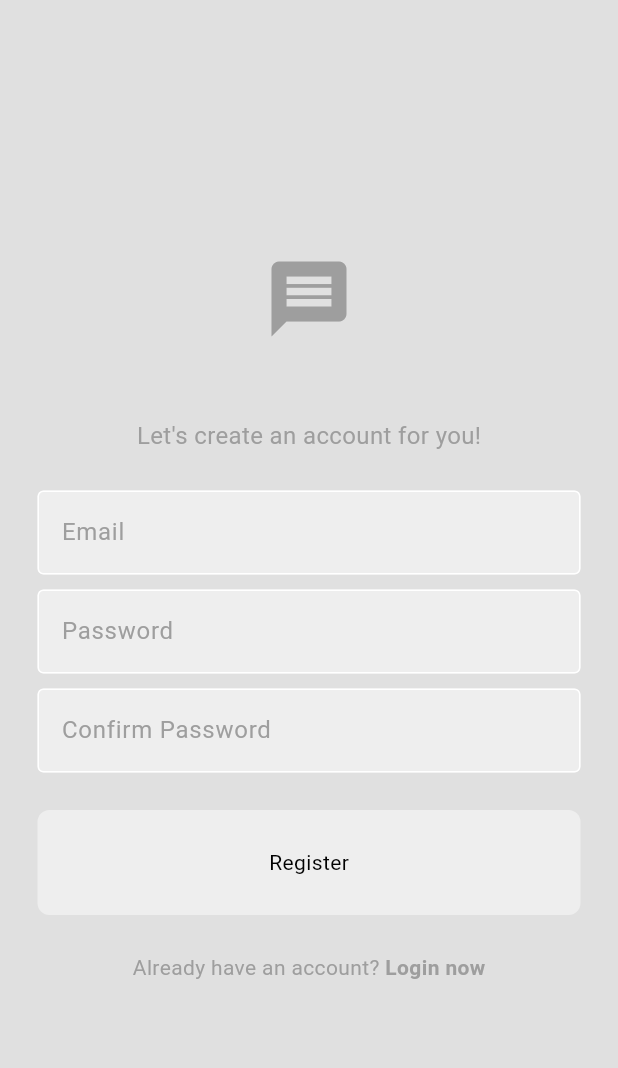
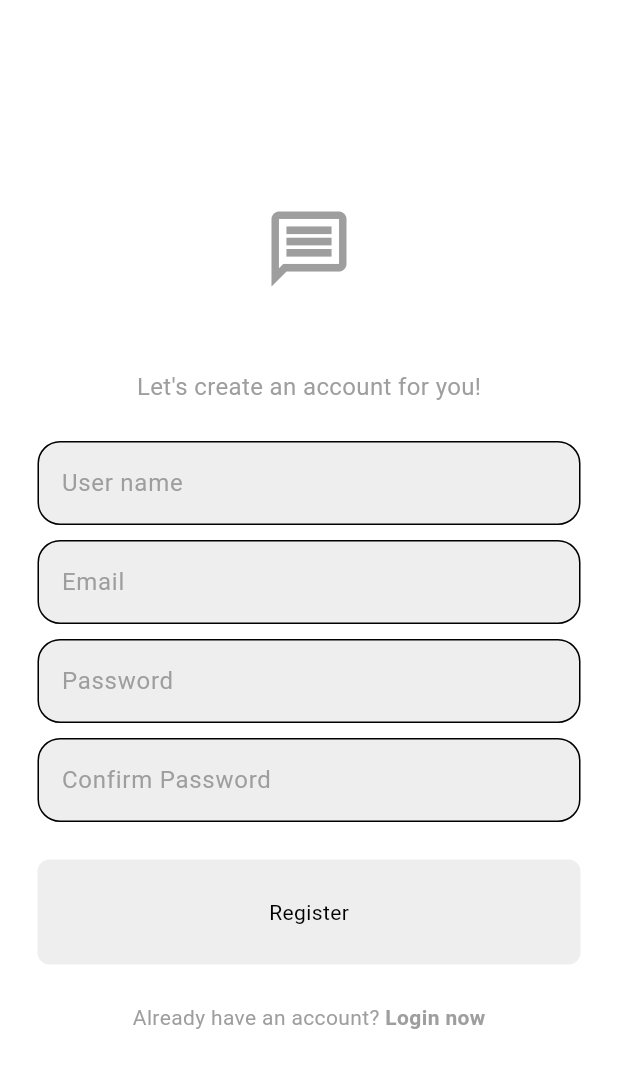
Before and after one commit to Thuan-13th/chatapp, a Flutter app: the screen it shows after launch, after a tap on "Not a member?", after a tap on "Register", on a phone screen of 412 x 824 dp. Shown: the top 1068 px of the screen. Run offline on Flutter 3.47's test engine with Material 3 defaults, Android fonts, the phone set to English and light mode, and no system bars; our stand-ins replace cloud_firestore, firebase_auth, firebase_core; accounts and stored records are empty; network calls fail.

```diff
--- a/lib/auth/auth_gate.dart
+++ /dev/null
@@ -1,28 +0,0 @@
-import 'package:chatapp/services/auth/login_or_register.dart';
-import 'package:chatapp/pages/home_page.dart';
-import 'package:firebase_auth/firebase_auth.dart';
-import 'package:flutter/material.dart';
-
-class AuthGate extends StatelessWidget {
-  const AuthGate({super.key});
-
-  @override
-  Widget build(BuildContext context) {
-    return Scaffold(
-      body: StreamBuilder(
-        stream: FirebaseAuth.instance.authStateChanges(),
-        builder: (context, snapshot) {
-          //user is logged in
-          if (snapshot.hasData) {
-            return HomePage();
-          }
-
-          //user is Not logged in
-          else {
-            return const LoginOrRegister();
-          }
-        },
-      ),
-    );
-  }
-}
--- a/lib/components/my_textfield.dart
+++ b/lib/components/my_textfield.dart
@@ -1,6 +1,6 @@
 import 'package:flutter/material.dart';
 
-class MyTextField extends StatelessWidget {
+class MyTextField extends StatefulWidget {
   final String hintText;
   final bool obscureText;
   final TextEditingController controller;
@@ -15,25 +15,35 @@ class MyTextField extends StatelessWidget {
   });
 
   @override
+  State<MyTextField> createState() => _MyTextFieldState();
+}
+
+class _MyTextFieldState extends State<MyTextField> {
+  @override
   Widget build(BuildContext context) {
     return Padding(
       padding: const EdgeInsets.symmetric(horizontal: 25.0),
       child: TextField(
-        obscureText: obscureText,
-        controller: controller,
-        focusNode: focusNode,
+        maxLines: widget.obscureText
+            ? 1
+            : null, // Ensure maxLines is 1 if obscureText is true
+        obscureText: widget.obscureText,
+        controller: widget.controller,
+        focusNode: widget.focusNode,
         decoration: InputDecoration(
-          enabledBorder: OutlineInputBorder(
-            borderSide:
-                BorderSide(color: Theme.of(context).colorScheme.tertiary),
+          border: OutlineInputBorder(
+            // borderSide:
+            //     BorderSide(color: Theme.of(context).colorScheme.tertiary),
+            borderRadius: BorderRadius.circular(15.0),
           ),
           focusedBorder: OutlineInputBorder(
-            borderSide:
-                BorderSide(color: Theme.of(context).colorScheme.primary),
+            // borderSide:
+            //     BorderSide(color: Theme.of(context).colorScheme.primary),
+            borderRadius: BorderRadius.circular(15.0),
           ),
           fillColor: Theme.of(context).colorScheme.secondary,
           filled: true,
-          hintText: hintText,
+          hintText: widget.hintText,
           hintStyle: TextStyle(color: Theme.of(context).colorScheme.primary),
         ),
       ),
--- a/lib/components/user_tile.dart
+++ b/lib/components/user_tile.dart
@@ -9,6 +9,8 @@ class UserTile extends StatelessWidget {
     required this.onTap,
   });
 
+  // hien thi tung nguoi dung mot
+
   @override
   Widget build(BuildContext context) {
     return GestureDetector(
@@ -19,7 +21,7 @@ class UserTile extends StatelessWidget {
           borderRadius: BorderRadius.circular(12),
         ),
         margin: const EdgeInsets.symmetric(vertical: 5, horizontal: 25),
-        padding: EdgeInsets.all(20),
+        padding: const EdgeInsets.all(20),
         child: Row(
           children: [
             //icon
--- a/lib/models/message.dart
+++ b/lib/models/message.dart
@@ -15,7 +15,7 @@ class Message {
     required this.timestamp,
   });
 
-  //convert to a map
+  //convert message to a map
   Map<String, dynamic> toMap() {
     return {
       'senderID': senderID,
--- a/lib/pages/login_page.dart
+++ b/lib/pages/login_page.dart
@@ -1,14 +1,13 @@
 import 'package:chatapp/services/auth/auth_service.dart';
 import 'package:chatapp/components/my_button.dart';
 import 'package:chatapp/components/my_textfield.dart';
-import 'package:flutter/cupertino.dart';
 import 'package:flutter/material.dart';
-import 'package:flutter/widgets.dart';
 
 class LoginPage extends StatelessWidget {
   //email va password text controllers
   final TextEditingController _emailController = TextEditingController();
   final TextEditingController _pwController = TextEditingController();
+  // final TextEditingController _usernameController = TextEditingController();
 
   //tap to go to register page
   final void Function()? onTap;
--- a/lib/pages/register_page.dart
+++ b/lib/pages/register_page.dart
@@ -2,15 +2,15 @@ import 'package:chatapp/services/auth/auth_service.dart';
 import 'package:chatapp/components/my_button.dart';
 import 'package:chatapp/components/my_textfield.dart';
 import 'package:flutter/material.dart';
-import 'package:flutter/widgets.dart';
 
 class RegisterPage extends StatelessWidget {
-//email va password text controllers
+  // Email và password text controllers
   final TextEditingController _emailController = TextEditingController();
   final TextEditingController _pwController = TextEditingController();
   final TextEditingController _confirmPController = TextEditingController();
+  final TextEditingController _usernameController = TextEditingController();
 
-  //tap to go to register page
+  // Ấn để chuyển sang trang đăng nhập
   final void Function()? onTap;
 
   RegisterPage({
@@ -18,36 +18,47 @@ class RegisterPage extends StatelessWidget {
     required this.onTap,
   });
 
-  // register method
-  void register(BuildContext context) {
-    //get auth service
+  // Register method
+  Future<void> register(BuildContext context) async {
+    // Get auth service
     final _auth = AuthService();
 
-    //password match ->create user
+    // Lưu trữ parent context
+    final parentContext = context;
 
+    // Check if passwords match
     if (_pwController.text == _confirmPController.text) {
       try {
-        _auth.signUpWithEmailPassword(
+        // Pass username to signUpWithEmailPassword
+        await _auth.signUpWithEmailPassword(
           _emailController.text,
           _pwController.text,
+          _usernameController.text,
         );
+
+        // Navigate to the next page after successful registration
+        Navigator.pop(parentContext);
       } catch (e) {
+        // Use a new build context for the dialog
+        WidgetsBinding.instance.addPostFrameCallback((_) {
           showDialog(
-          context: context,
+            context: parentContext,
             builder: (context) => AlertDialog(
               title: Text(e.toString()),
             ),
           );
+        });
       }
-    }
-    //password dont match -> tell user to fix
-    else {
+    } else {
+      // Use a new build context for the dialog
+      WidgetsBinding.instance.addPostFrameCallback((_) {
         showDialog(
-        context: context,
+          context: parentContext,
           builder: (context) => const AlertDialog(
-          title: Text("Password don't match!"),
+            title: Text("Passwords don't match!"),
           ),
         );
+      });
     }
   }
 
@@ -56,19 +67,20 @@ class RegisterPage extends StatelessWidget {
     return Scaffold(
       backgroundColor: Theme.of(context).colorScheme.background,
       body: Center(
+        child: SingleChildScrollView(
           child: Column(
             mainAxisAlignment: MainAxisAlignment.center,
             children: [
-            //Logo
+              // Logo
               Icon(
-              Icons.message,
+                Icons.message_outlined,
                 size: 60,
                 color: Theme.of(context).colorScheme.primary,
               ),
 
               const SizedBox(height: 50),
 
-            //Welcome back message
+              // Welcome back message
               Text(
                 "Let's create an account for you!",
                 style: TextStyle(
@@ -79,7 +91,16 @@ class RegisterPage extends StatelessWidget {
 
               const SizedBox(height: 25),
 
-            //Email textfield
+              // User name textfield
+              MyTextField(
+                hintText: "User name",
+                obscureText: false,
+                controller: _usernameController,
+              ),
+
+              const SizedBox(height: 10),
+
+              // Email textfield
               MyTextField(
                 hintText: "Email",
                 obscureText: false,
@@ -88,7 +109,7 @@ class RegisterPage extends StatelessWidget {
 
               const SizedBox(height: 10),
 
-            //pw textfield
+              // Password textfield
               MyTextField(
                 hintText: "Password",
                 obscureText: true,
@@ -97,7 +118,7 @@ class RegisterPage extends StatelessWidget {
 
               const SizedBox(height: 10),
 
-            //confirm pw textfield
+              // Confirm password textfield
               MyTextField(
                 hintText: "Confirm Password",
                 obscureText: true,
@@ -106,7 +127,7 @@ class RegisterPage extends StatelessWidget {
 
               const SizedBox(height: 25),
 
-            //Login button
+              // Register button
               MyButton(
                 text: "Register",
                 onTap: () => register(context),
@@ -114,7 +135,7 @@ class RegisterPage extends StatelessWidget {
 
               const SizedBox(height: 25),
 
-            //Register now
+              // Register now
               Row(
                 mainAxisAlignment: MainAxisAlignment.center,
                 children: [
@@ -137,6 +158,7 @@ class RegisterPage extends StatelessWidget {
             ],
           ),
         ),
+      ),
     );
   }
 }
--- a/lib/services/auth/auth_service.dart
+++ b/lib/services/auth/auth_service.dart
@@ -2,7 +2,7 @@ import 'package:cloud_firestore/cloud_firestore.dart';
 import 'package:firebase_auth/firebase_auth.dart';
 
 class AuthService {
-  //instane of auth and firestore
+  // instance of auth and firestore
   final FirebaseAuth _auth = FirebaseAuth.instance;
   final FirebaseFirestore _firestore = FirebaseFirestore.instance;
 
@@ -11,20 +11,24 @@ class AuthService {
     return _auth.currentUser;
   }
 
-  //sign in
-  Future<UserCredential> signInWithEmailPassword(String email, password) async {
+  // stream for current user data
+  Stream<DocumentSnapshot> getCurrentUserStream() {
+    User? currentUser = _auth.currentUser;
+    if (currentUser != null) {
+      return _firestore.collection('Users').doc(currentUser.uid).snapshots();
+    } else {
+      throw Exception("User not logged in");
+    }
+  }
+
+  // đăng nhập
+  Future<UserCredential> signInWithEmailPassword(
+      String email, String password) async {
     try {
       // sign user in
       UserCredential userCredential = await _auth.signInWithEmailAndPassword(
         email: email,
         password: password,
-      );
-      //save user info if it doesn't already exist
-      _firestore.collection("Users").doc(userCredential.user!.uid).set(
-        {
-          'uid': userCredential.user!.uid,
-          'email': email,
-        },
       );
       return userCredential;
     } on FirebaseAuthException catch (e) {
@@ -32,21 +36,23 @@ class AuthService {
     }
   }
 
-  //sign up
-  Future<UserCredential> signUpWithEmailPassword(String email, password) async {
+  // đăng kí
+  Future<UserCredential> signUpWithEmailPassword(
+      String email, String password, String username) async {
     try {
-      //create user
+      // tạo người dùng
       UserCredential userCredential =
           await _auth.createUserWithEmailAndPassword(
         email: email,
         password: password,
       );
 
-      //save user info in a separate doc
-      _firestore.collection("Users").doc(userCredential.user!.uid).set(
+      // lưu thông tin người dùng vào một tài liệu riêng
+      await _firestore.collection("Users").doc(userCredential.user!.uid).set(
         {
           'uid': userCredential.user!.uid,
           'email': email,
+          'username': username,
         },
       );
 
@@ -56,9 +62,8 @@ class AuthService {
     }
   }
 
-  //sign out
+  // sign out
   Future<void> signOut() async {
     return await _auth.signOut();
   }
-  //errors
 }
--- a/lib/themes/dark_mode.dart
+++ b/lib/themes/dark_mode.dart
@@ -2,8 +2,8 @@ import 'package:flutter/material.dart';
 
 ThemeData darkMode = ThemeData(
   colorScheme: ColorScheme.dark(
-    background: Colors.grey.shade900,
-    primary: Colors.grey.shade600,
+    background: Color.fromARGB(244, 1, 1, 1),
+    primary: Color.fromARGB(255, 27, 3, 3),
     secondary: const Color.fromARGB(255, 57, 57, 57),
     tertiary: Colors.grey.shade800,
     inversePrimary: Colors.grey.shade300,
--- a/lib/themes/light_mode.dart
+++ b/lib/themes/light_mode.dart
@@ -2,7 +2,7 @@ import 'package:flutter/material.dart';
 
 ThemeData lightMode = ThemeData(
   colorScheme: ColorScheme.light(
-    background: Colors.grey.shade300,
+    background: Colors.white,
     primary: Colors.grey.shade500,
     secondary: Colors.grey.shade200,
     tertiary: Colors.white,
--- a/pubspec.yaml
+++ b/pubspec.yaml
@@ -2,7 +2,7 @@ name: chatapp
 description: "A new Flutter project."
 # The following line prevents the package from being accidentally published to
 # pub.dev using `flutter pub publish`. This is preferred for private packages.
-publish_to: 'none' # Remove this line if you wish to publish to pub.dev
+publish_to: "none" # Remove this line if you wish to publish to pub.dev
 
 # The following defines the version and build number for your application.
 # A version number is three numbers separated by dots, like 1.2.43
@@ -19,7 +19,7 @@ publish_to: 'none' # Remove this line if you wish to publish to pub.dev
 version: 1.0.0+1
 
 environment:
-  sdk: '>=3.3.4 <4.0.0'
+  sdk: ">=3.3.4 <4.0.0"
 
 # Dependencies specify other packages that your package needs in order to work.
 # To automatically upgrade your package dependencies to the latest versions
@@ -30,7 +30,6 @@ environment:
 dependencies:
   flutter:
     sdk: flutter
-
 
   # The following adds the Cupertino Icons font to your application.
   # Use with the CupertinoIcons class for iOS style icons.
@@ -57,7 +56,6 @@ dev_dependencies:
 
 # The following section is specific to Flutter packages.
 flutter:
-
   # The following line ensures that the Material Icons font is
   # included with your application, so that you can use the icons in
   # the material Icons class.
```
Also changed, not shown: lib/components/my_drawer.dart (+32 -6 lines), lib/pages/change_pass_page.dart (added, +96 -0 lines), lib/pages/chat_page.dart (+26 -17 lines), lib/pages/home_page.dart (+74 -8 lines), lib/pages/profile_page.dart (added, +200 -0 lines), lib/services/chat/chat_service.dart (+9 -3 lines), assets/logo.png (added). Lines whose indentation alone changed are shown as unchanged.
